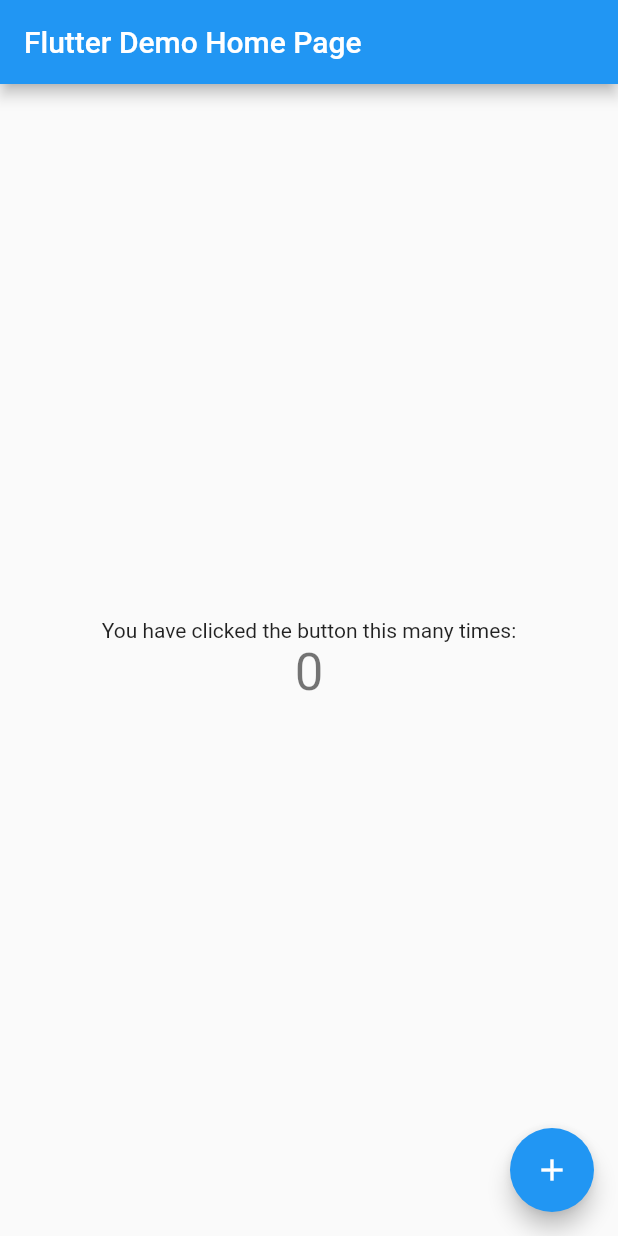
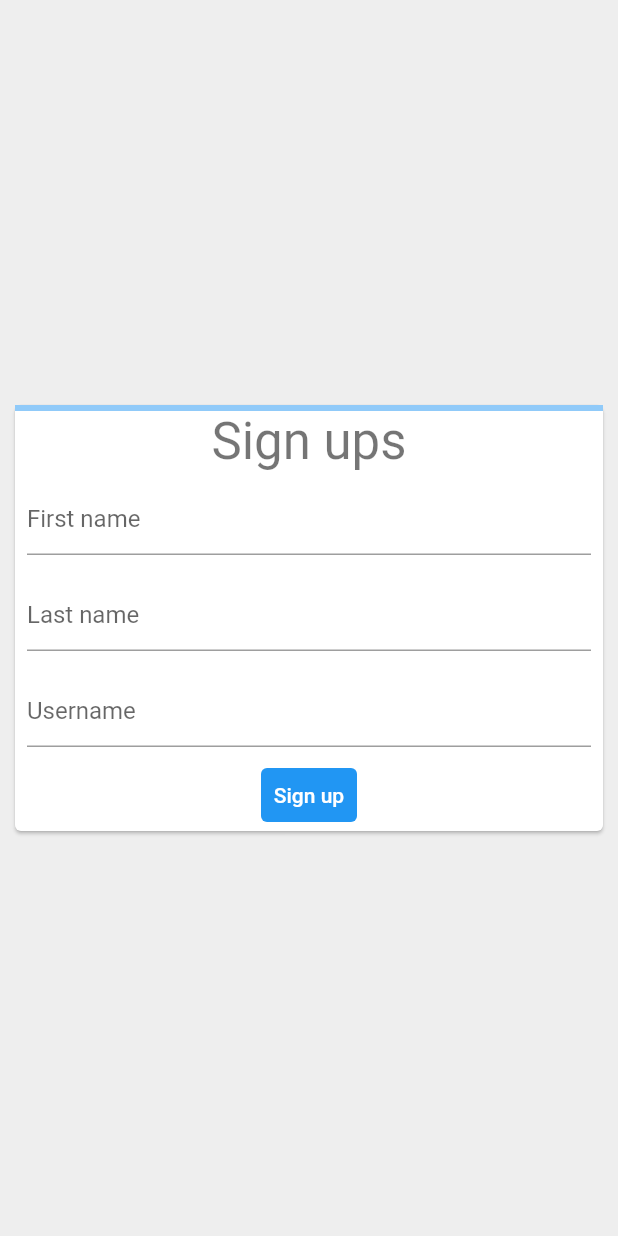
Before and after one commit to cpandya231/DynamicFormDesigns-FrontEnd, a Flutter app: the screen it shows after launch, on a phone screen of 412 x 824 dp. Run offline on Flutter 3.47's test engine with Material 2 defaults, Android fonts, the light colour scheme and no system bars.

Commit message:
Continue with POC

```diff
--- a/lib/main.dart
+++ b/lib/main.dart
@@ -1,115 +1,120 @@
 import 'package:flutter/material.dart';
 
-void main() {
-  runApp(const MyApp());
-}
+void main() => runApp(const SignUpApp());
 
-class MyApp extends StatelessWidget {
-  const MyApp({Key? key}) : super(key: key);
+class SignUpApp extends StatelessWidget {
+  const SignUpApp();
 
-  // This widget is the root of your application.
   @override
   Widget build(BuildContext context) {
     return MaterialApp(
-      title: 'Flutter Demo',
-      theme: ThemeData(
-        // This is the theme of your application.
-        //
-        // Try running your application with "flutter run". You'll see the
-        // application has a blue toolbar. Then, without quitting the app, try
-        // changing the primarySwatch below to Colors.green and then invoke
-        // "hot reload" (press "r" in the console where you ran "flutter run",
-        // or simply save your changes to "hot reload" in a Flutter IDE).
-        // Notice that the counter didn't reset back to zero; the application
-        // is not restarted.
-        primarySwatch: Colors.blue,
-      ),
-      home: const MyHomePage(title: 'Flutter Demo Home Page'),
+      routes: {
+        '/': (context) => const SignUpScreen(),
+        '/welcome': (context) => const WelcomeScreen(),
+      },
     );
   }
 }
 
-class MyHomePage extends StatefulWidget {
-  const MyHomePage({Key? key, required this.title}) : super(key: key);
-
-  // This widget is the home page of your application. It is stateful, meaning
-  // that it has a State object (defined below) that contains fields that affect
-  // how it looks.
-
-  // This class is the configuration for the state. It holds the values (in this
-  // case the title) provided by the parent (in this case the App widget) and
-  // used by the build method of the State. Fields in a Widget subclass are
-  // always marked "final".
-
-  final String title;
+class SignUpScreen extends StatelessWidget {
+  const SignUpScreen();
 
   @override
-  State<MyHomePage> createState() => _MyHomePageState();
+  Widget build(BuildContext context) {
+    return Scaffold(
+      backgroundColor: Colors.grey[200],
+      body: const Center(
+        child: SizedBox(
+          width: 400,
+          child: Card(
+            child: SignUpForm(),
+          ),
+        ),
+      ),
+    );
+  }
 }
 
-class _MyHomePageState extends State<MyHomePage> {
-  int _counter = 0;
+class SignUpForm extends StatefulWidget {
+  const SignUpForm();
 
-  void _incrementCounter() {
-    setState(() {
-      // This call to setState tells the Flutter framework that something has
-      // changed in this State, which causes it to rerun the build method below
-      // so that the display can reflect the updated values. If we changed
-      // _counter without calling setState(), then the build method would not be
-      // called again, and so nothing would appear to happen.
-      _counter++;
-    });
+  @override
+  _SignUpFormState createState() => _SignUpFormState();
+}
+
+class _SignUpFormState extends State<SignUpForm> {
+  final _firstNameTextController = TextEditingController();
+  final _lastNameTextController = TextEditingController();
+  final _usernameTextController = TextEditingController();
+
+  double _formProgress = 0;
+
+  void _showWelcomeScreen() {
+    Navigator.of(context).pushNamed('/welcome');
   }
 
   @override
   Widget build(BuildContext context) {
-    // This method is rerun every time setState is called, for instance as done
-    // by the _incrementCounter method above.
-    //
-    // The Flutter framework has been optimized to make rerunning build methods
-    // fast, so that you can just rebuild anything that needs updating rather
-    // than having to individually change instances of widgets.
-    return Scaffold(
-      appBar: AppBar(
-        // Here we take the value from the MyHomePage object that was created by
-        // the App.build method, and use it to set our appbar title.
-        title: Text(widget.title),
+    return Form(
+      child: Column(
+        mainAxisSize: MainAxisSize.min,
+        children: [
+          LinearProgressIndicator(value: _formProgress),
+          Text('Sign ups', style: Theme.of(context).textTheme.headline4),
+          Padding(
+            padding: const EdgeInsets.all(8.0),
+            child: TextFormField(
+              controller: _firstNameTextController,
+              decoration: const InputDecoration(hintText: 'First name'),
+            ),
+          ),
+          Padding(
+            padding: const EdgeInsets.all(8.0),
+            child: TextFormField(
+              controller: _lastNameTextController,
+              decoration: const InputDecoration(hintText: 'Last name'),
+            ),
+          ),
+          Padding(
+            padding: const EdgeInsets.all(8.0),
+            child: TextFormField(
+              controller: _usernameTextController,
+              decoration: const InputDecoration(hintText: 'Username'),
+            ),
+          ),
+          TextButton(
+            style: ButtonStyle(
+              foregroundColor: MaterialStateProperty.resolveWith(
+                  (Set<MaterialState> states) {
+                return states.contains(MaterialState.disabled)
+                    ? null
+                    : Colors.white;
+              }),
+              backgroundColor: MaterialStateProperty.resolveWith(
+                  (Set<MaterialState> states) {
+                return states.contains(MaterialState.disabled)
+                    ? null
+                    : Colors.blue;
+              }),
+            ),
+            onPressed: _showWelcomeScreen,
+            child: const Text('Sign up'),
+          ),
+        ],
       ),
-      body: Center(
-        // Center is a layout widget. It takes a single child and positions it
-        // in the middle of the parent.
-        child: Column(
-          // Column is also a layout widget. It takes a list of children and
-          // arranges them vertically. By default, it sizes itself to fit its
-          // children horizontally, and tries to be as tall as its parent.
-          //
-          // Invoke "debug painting" (press "p" in the console, choose the
-          // "Toggle Debug Paint" action from the Flutter Inspector in Android
-          // Studio, or the "Toggle Debug Paint" command in Visual Studio Code)
-          // to see the wireframe for each widget.
-          //
-          // Column has various properties to control how it sizes itself and
-          // how it positions its children. Here we use mainAxisAlignment to
-          // center the children vertically; the main axis here is the vertical
-          // axis because Columns are vertical (the cross axis would be
-          // horizontal).
-          mainAxisAlignment: MainAxisAlignment.center,
-          children: <Widget>[
-            const Text(
-              'You have clicked the button this many times:',
-            ),
-            Text(
-              '$_counter',
-              style: Theme.of(context).textTheme.headline4,
-            ),
-          ],
-        ),
-      ),
-      floatingActionButton: FloatingActionButton(
-        onPressed: _incrementCounter,
-        tooltip: 'Increment',
-        child: const Icon(Icons.add),
-      ), // This trailing comma makes auto-formatting nicer for build methods.
     );
   }
 }
+
+class WelcomeScreen extends StatelessWidget {
+  const WelcomeScreen();
+
+  @override
+  Widget build(BuildContext context) {
+    return Scaffold(
+      body: Center(
+        child: Text('Welcome!', style: Theme.of(context).textTheme.headline2),
+      ),
+    );
+  }
+}
```
